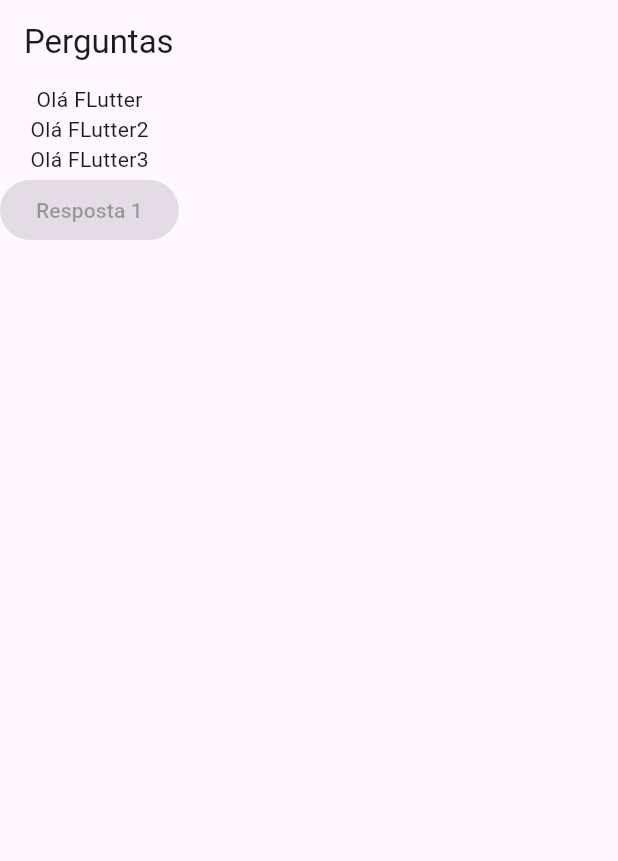
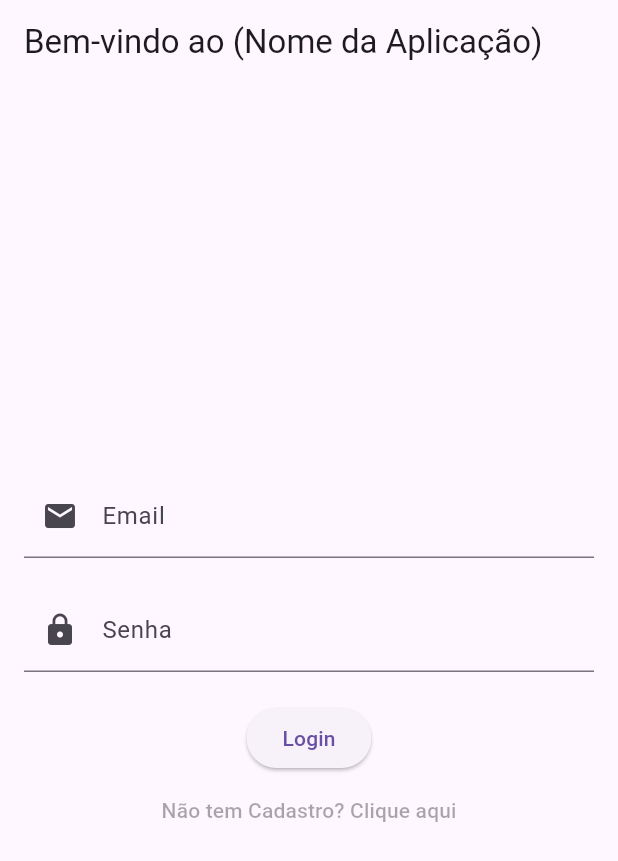
Before and after one commit to Marrior-dot/flutterApp, a Flutter app: the screen it shows after launch, on a phone screen of 412 x 824 dp. Shown: the top 861 px of the screen. Run offline on Flutter 3.47's test engine with Material 3 defaults, Android fonts, the phone set to English and light mode, and no system bars.

Commit message:
página de login feita

```diff
--- a/projeto_perguntas/lib/main.dart
+++ b/projeto_perguntas/lib/main.dart
@@ -1,24 +1,65 @@
+import 'dart:io';
+
 import 'package:flutter/material.dart';
 
 void main() {
-  runApp(const MyApp());
+  runApp(MyApp());
 }
 
 class MyApp extends StatelessWidget {
-  const MyApp({super.key});
-
-  // This widget is the root of your application.
   @override
   Widget build(BuildContext context) {
-    List<String> perguntas = ["pergunas1", "pergunta2"];
     return MaterialApp(
-        home: Scaffold(
-            appBar: AppBar(title: Text("Perguntas")),
-            body: Column(children: [
-              Text("Olá FLutter"),
-              Text("Olá FLutter2"),
-              Text("Olá FLutter3"),
-              ElevatedButton(onPressed: null, child: Text("Resposta 1"))
-            ])));
+      title: 'Login Page',
+      theme: ThemeData(
+        primarySwatch: Colors.blue,
+        visualDensity: VisualDensity.adaptivePlatformDensity,
+      ),
+      home: LoginPage(),
+    );
   }
 }
+
+class LoginPage extends StatelessWidget {
+  @override
+  Widget build(BuildContext context) {
+    return Scaffold(
+      appBar: AppBar(
+        title: Text('Bem-vindo ao (Nome da Aplicação)'),
+      ),
+      body: Center(
+        child: Padding(
+          padding: EdgeInsets.all(16.0),
+          child: Column(
+            mainAxisAlignment: MainAxisAlignment.center,
+            children: <Widget>[
+              TextFormField(
+                decoration: InputDecoration(
+                  labelText: 'Email',
+                  prefixIcon: Icon(Icons.email),
+                ),
+              ),
+              SizedBox(height: 20.0),
+              TextFormField(
+                decoration: InputDecoration(
+                  labelText: 'Senha',
+                  prefixIcon: Icon(Icons.lock),
+                ),
+                obscureText: true,
+              ),
+              SizedBox(height: 20.0),
+              ElevatedButton(
+                onPressed: () {
+                  // Handle login button press
+                },
+                child: Text('Login'),
+              ),
+              TextButton(
+                  onPressed: null, child: Text("Não tem Cadastro? Clique aqui"))
+            ],
+          ),
+        ),
+      ),
+    );
+  }
+}
```
Also changed, not shown: 1 other file.
